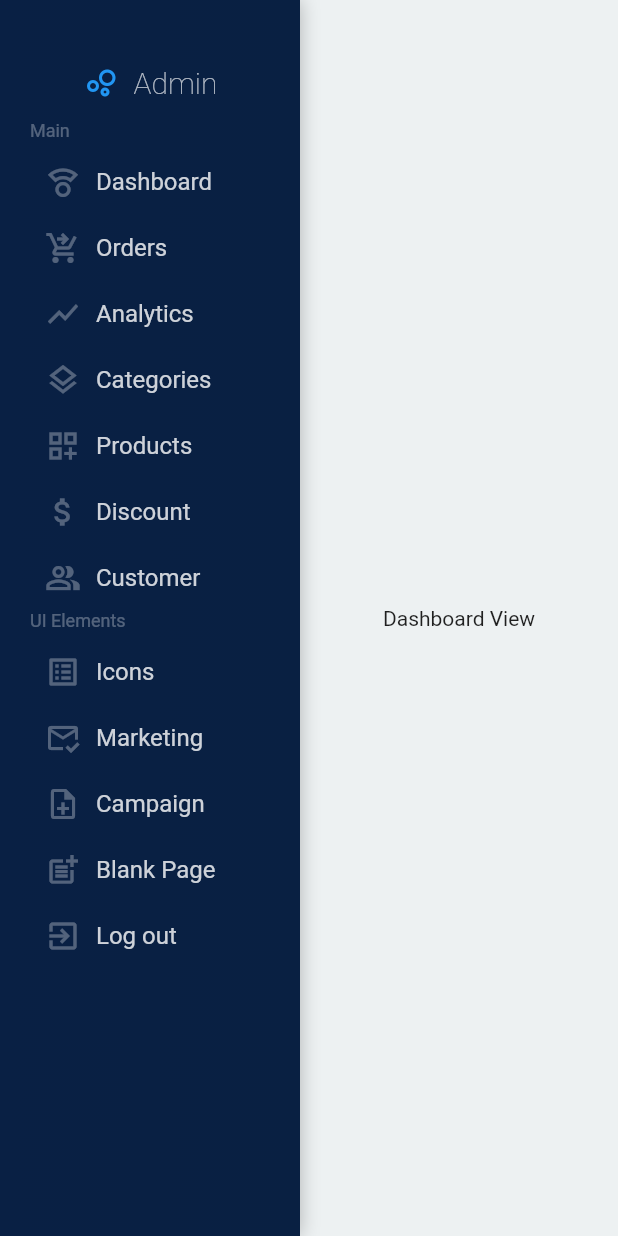
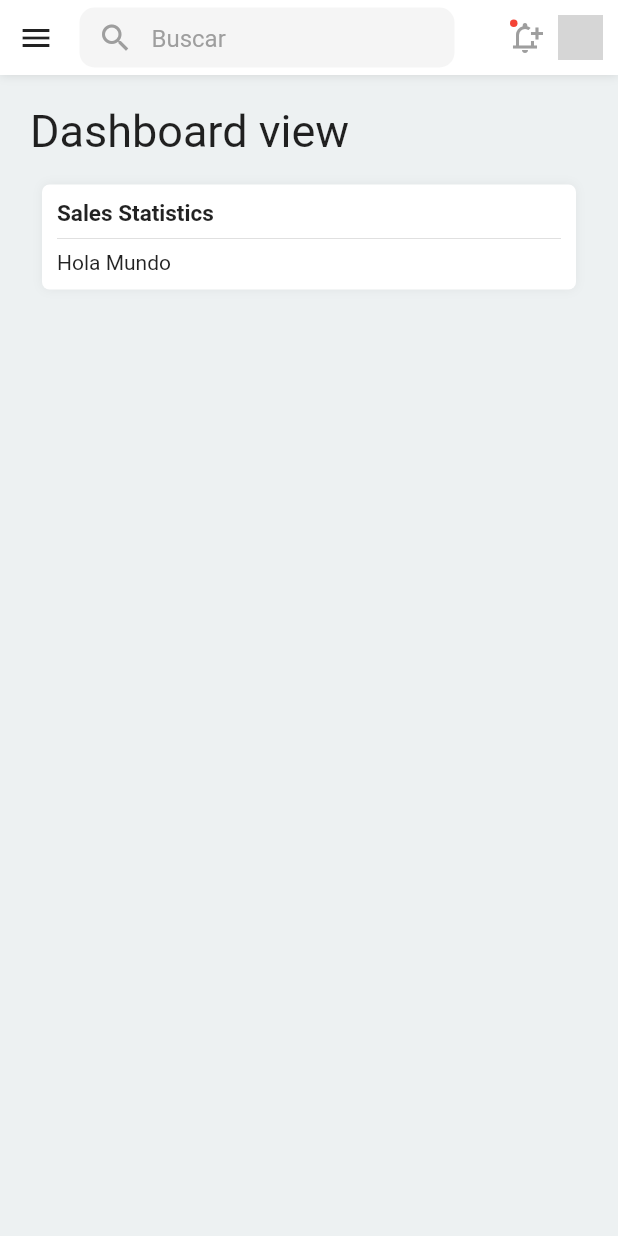
Before and after one commit to DavidRamiroBarragan/flutter-web-course, a Flutter app: the screen it shows after launch, after a tap on "Ingresar", on a phone screen of 412 x 824 dp. Run offline on Flutter 3.47's test engine with Material 2 defaults, Android fonts, the phone set to English and light mode, and no system bars; our stand-ins replace animate_do, email_validator, fluro, get_it, google_fonts, shared_preferences; missing offline and left inert: universal_html; grey boxes are pictures that could not be loaded.

Commit message:
create dashboard

```diff
--- a/admin_dashboard/lib/main.dart
+++ b/admin_dashboard/lib/main.dart
@@ -1,4 +1,5 @@
 import 'package:admin_dashboard/providers/auth.dart';
+import 'package:admin_dashboard/providers/menu.dart';
 import 'package:admin_dashboard/router/router.dart';
 import 'package:admin_dashboard/services/local_storage.dart';
 import 'package:admin_dashboard/services/navigation.dart';
@@ -21,7 +22,8 @@ class AppState extends StatelessWidget {
   Widget build(BuildContext context) {
     return MultiProvider(
       providers: [
-        ChangeNotifierProvider(lazy: false, create: (_) => AuthProvider())
+        ChangeNotifierProvider(lazy: false, create: (_) => AuthProvider()),
+        ChangeNotifierProvider(lazy: false, create: (_) => MenuProvider())
       ],
       child: const MyApp(),
     );
--- /dev/null
+++ b/admin_dashboard/lib/providers/menu.dart
@@ -0,0 +1,42 @@
+import 'package:flutter/material.dart';
+
+class MenuProvider extends ChangeNotifier {
+  static late AnimationController animationController;
+  static bool isOpen = false;
+
+  String _currentPage = '';
+
+  String get currentPage {
+    return _currentPage;
+  }
+
+  void serCurrentPageUrl(String url) {
+    _currentPage = url;
+
+    Future.delayed(const Duration(milliseconds: 100), () {
+      notifyListeners();
+    });
+  }
+
+  static Animation<double> movement = Tween<double>(begin: -250, end: 0)
+      .animate(CurvedAnimation(
+      parent: animationController, curve: Curves.easeInOut));
+
+  static Animation<double> opacity = Tween<double>(begin: 0, end: 1).animate(
+      CurvedAnimation(parent: animationController, curve: Curves.easeInOut));
+
+  static void open() {
+    isOpen = true;
+    animationController.forward();
+  }
+
+  static void close() {
+    isOpen = false;
+    animationController.reverse();
+  }
+
+  static void toggle() {
+    isOpen ? animationController.reverse() : animationController.forward();
+    isOpen = !isOpen;
+  }
+}
--- a/admin_dashboard/lib/router/handlers/dashboard.dart
+++ b/admin_dashboard/lib/router/handlers/dashboard.dart
@@ -1,5 +1,8 @@
 import 'package:admin_dashboard/providers/auth.dart';
+import 'package:admin_dashboard/providers/menu.dart';
+import 'package:admin_dashboard/router/router.dart';
 import 'package:admin_dashboard/ui/views/dashboard.dart';
+import 'package:admin_dashboard/ui/views/icons.dart';
 import 'package:admin_dashboard/ui/views/login.dart';
 import 'package:fluro/fluro.dart';
 import 'package:provider/provider.dart';
@@ -11,7 +14,18 @@ class DashboardHandlers {
     if (authProvider.status == AuthStatus.notAuthenticated) {
       return const LoginView();
     }
-
+    Provider.of<MenuProvider>(context)
+        .serCurrentPageUrl(Flurorouter.dashBoardRouter);
     return const DashboardView();
   });
+  static Handler icons = Handler(handlerFunc: (context, params) {
+    final authProvider = Provider.of<AuthProvider>(context!);
+
+    if (authProvider.status == AuthStatus.notAuthenticated) {
+      return const LoginView();
+    }
+    Provider.of<MenuProvider>(context)
+        .serCurrentPageUrl(Flurorouter.iconsRouter);
+    return const IconsView();
+  });
 }
--- a/admin_dashboard/lib/router/router.dart
+++ b/admin_dashboard/lib/router/router.dart
@@ -10,6 +10,7 @@ class Flurorouter {
   static String loginRouter = '/auth/login';
   static String registerRouter = '/auth/register';
   static String dashBoardRouter = '/dashboard';
+  static String iconsRouter = '/dashboard/icons';
 
   static void configureRouter() {
     router.define(rootRouter, handler: AdminHandlers.login);
@@ -17,7 +18,11 @@ class Flurorouter {
         handler: AdminHandlers.login, transitionType: TransitionType.none);
     router.define(registerRouter,
         handler: AdminHandlers.register, transitionType: TransitionType.none);
-    router.define(dashBoardRouter, handler: DashboardHandlers.dashboard);
+    router.define(dashBoardRouter,
+        handler: DashboardHandlers.dashboard,
+        transitionType: TransitionType.none);
+    router.define(iconsRouter,
+        handler: DashboardHandlers.icons, transitionType: TransitionType.none);
 
     router.notFoundHandler = NotPageFoundHandlers.notPageFound;
   }
--- /dev/null
+++ b/admin_dashboard/lib/ui/cards/white_card.dart
@@ -0,0 +1,40 @@
+import 'package:flutter/material.dart';
+import 'package:google_fonts/google_fonts.dart';
+
+class WhiteCard extends StatelessWidget {
+  String? title;
+  double? width;
+  final Widget child;
+
+  WhiteCard({Key? key, this.title, this.width, required this.child}) : super(key: key);
+
+  @override
+  Widget build(BuildContext context) {
+    return Container(
+      margin: const EdgeInsets.all(8),
+      padding: const EdgeInsets.all(10),
+      decoration: BoxDecoration(
+          color: Colors.white,
+          borderRadius: BorderRadius.circular(5),
+          boxShadow: [
+            BoxShadow(color: Colors.black.withOpacity(0.05), blurRadius: 5)
+          ]),
+      width: width,
+      child: Column(
+        crossAxisAlignment: CrossAxisAlignment.start,
+        children: [
+          if (title != null) ...[
+            FittedBox(
+              fit: BoxFit.contain,
+              child: Text(title!,
+                  style: GoogleFonts.roboto(
+                      fontSize: 15, fontWeight: FontWeight.bold)),
+            ),
+            const Divider()
+          ],
+          child
+        ],
+      ),
+    );
+  }
+}
--- a/admin_dashboard/lib/ui/inputs/custom_inputs.dart
+++ b/admin_dashboard/lib/ui/inputs/custom_inputs.dart
@@ -20,4 +20,18 @@ class CustomInputs {
           ),
           hintStyle: const TextStyle(color: Colors.white),
           labelStyle: const TextStyle(color: Colors.white));
+
+  static InputDecoration searchInputDecoration(
+      {required String hint, required IconData icon}) {
+    return InputDecoration(
+        border: InputBorder.none,
+        enabledBorder: InputBorder.none,
+        hintText: hint,
+        prefixIcon: Icon(
+          icon,
+          color: Colors.grey,
+        ),
+        labelStyle: const TextStyle(color: Colors.grey),
+        hintStyle: const TextStyle(color: Colors.grey));
+  }
 }
--- /dev/null
+++ b/admin_dashboard/lib/ui/labels/custom_labels.dart
@@ -0,0 +1,12 @@
+import 'package:flutter/material.dart';
+import 'package:google_fonts/google_fonts.dart';
+
+class CustomLabels {
+  static TextStyle h1(){
+
+    return GoogleFonts.roboto(
+      fontSize: 30,
+      fontWeight: FontWeight.w400
+    );
+  }
+}
--- a/admin_dashboard/lib/ui/layouts/dashboard/dashboard.dart
+++ b/admin_dashboard/lib/ui/layouts/dashboard/dashboard.dart
@@ -1,23 +1,71 @@
+import 'package:admin_dashboard/providers/menu.dart';
+import 'package:admin_dashboard/ui/shared/navbar.dart';
 import 'package:admin_dashboard/ui/shared/sidebar/sidebar.dart';
 import 'package:flutter/material.dart';
 
-class DashboardLayout extends StatelessWidget {
+class DashboardLayout extends StatefulWidget {
   final Widget child;
 
   const DashboardLayout({Key? key, required this.child}) : super(key: key);
 
   @override
+  State<DashboardLayout> createState() => _DashboardLayoutState();
+}
+
+class _DashboardLayoutState extends State<DashboardLayout>
+    with SingleTickerProviderStateMixin {
+  @override
+  void initState() {
+    super.initState();
+    MenuProvider.animationController = AnimationController(
+        vsync: this, duration: const Duration(microseconds: 250));
+  }
+
+  @override
   Widget build(BuildContext context) {
+    final Size size = MediaQuery.of(context).size;
     return Scaffold(
       backgroundColor: const Color(0xffEDF1F2),
       body: Stack(
         children: [
           Row(
             children: [
-              const Sidebar(),
-              Expanded(child: Container(child: child))
+              if (size.width >= 700) const Sidebar(),
+              Expanded(
+                  child: Column(children: [
+                const Navbar(),
+                Expanded(
+                    child: Padding(
+                        padding: const EdgeInsets.symmetric(
+                            horizontal: 20, vertical: 20),
+                        child: widget.child))
+              ]))
             ],
-          )
+          ),
+          if (size.width < 699)
+            AnimatedBuilder(
+                animation: MenuProvider.animationController,
+                builder: (context, _) => Stack(children: [
+                      if (MenuProvider.isOpen)
+                        AnimatedOpacity(
+                          opacity: MenuProvider.opacity.value,
+                          duration: const Duration(milliseconds: 200),
+                          child: GestureDetector(
+                            onTap: () {
+                              MenuProvider.close();
+                            },
+                            child: Container(
+                              width: size.width,
+                              height: size.height,
+                              color: Colors.black12.withOpacity(0.4),
+                            ),
+                          ),
+                        ),
+                      Transform.translate(
+                        offset: Offset(MenuProvider.movement.value, 0),
+                        child: const Sidebar(),
+                      )
+                    ])),
         ],
       ),
     );
--- /dev/null
+++ b/admin_dashboard/lib/ui/shared/navbar.dart
@@ -0,0 +1,44 @@
+import 'package:admin_dashboard/providers/menu.dart';
+import 'package:admin_dashboard/ui/shared/widgets/navbar_avatar.dart';
+import 'package:admin_dashboard/ui/shared/widgets/notification_indicator.dart';
+import 'package:admin_dashboard/ui/shared/widgets/search_text.dart';
+import 'package:flutter/material.dart';
+
+class Navbar extends StatelessWidget {
+  const Navbar({Key? key}) : super(key: key);
+
+  @override
+  Widget build(BuildContext context) {
+    final size = MediaQuery.of(context).size;
+    return Container(
+      width: double.infinity,
+      height: 50,
+      decoration: const BoxDecoration(
+          color: Colors.white,
+          boxShadow: [BoxShadow(color: Colors.black12, blurRadius: 5)]),
+      child: Row(
+        children: [
+          if (size.width <= 700)
+            IconButton(onPressed: () => MenuProvider.open(), icon: const Icon(Icons.menu_outlined)),
+          const SizedBox(
+            width: 5,
+          ),
+          if (size.width > 400)
+            ConstrainedBox(
+              constraints: const BoxConstraints(maxWidth: 250),
+              child: const SearchText(),
+            ),
+          const Spacer(),
+          const NotificationIndicator(),
+          const SizedBox(
+            width: 10,
+          ),
+          const NavbarAvatar(),
+          const SizedBox(
+            width: 10,
+          ),
+        ],
+      ),
+    );
+  }
+}
--- a/admin_dashboard/lib/ui/shared/sidebar/sidebar.dart
+++ b/admin_dashboard/lib/ui/shared/sidebar/sidebar.dart
@@ -1,13 +1,23 @@
+import 'package:admin_dashboard/providers/menu.dart';
+import 'package:admin_dashboard/router/router.dart';
+import 'package:admin_dashboard/services/navigation.dart';
 import 'package:admin_dashboard/ui/shared/widgets/logo.dart';
 import 'package:admin_dashboard/ui/shared/widgets/menu_item.dart';
 import 'package:admin_dashboard/ui/shared/widgets/text_separator.dart';
 import 'package:flutter/material.dart';
+import 'package:provider/provider.dart';
 
 class Sidebar extends StatelessWidget {
   const Sidebar({Key? key}) : super(key: key);
 
+  void navigateTo(String route) {
+    MenuProvider.close();
+    NavigationService.navigateTo(route);
+  }
+
   @override
   Widget build(BuildContext context) {
+    final menuProvider = Provider.of<MenuProvider>(context);
     return Container(
       decoration: buildBoxDecoration(),
       width: 200,
@@ -23,8 +33,10 @@ class Sidebar extends StatelessWidget {
           MenuItemCustom(
             text: "Dashboard",
             icon: Icons.compass_calibration_outlined,
-            onPress: () {},
-            isActive: false,
+            onPress: () {
+              navigateTo(Flurorouter.dashBoardRouter);
+            },
+            isActive: menuProvider.currentPage == Flurorouter.dashBoardRouter,
           ),
           MenuItemCustom(
             text: "Orders",
@@ -69,8 +81,10 @@ class Sidebar extends StatelessWidget {
           MenuItemCustom(
             text: "Icons",
             icon: Icons.list_alt_outlined,
-            onPress: () {},
-            isActive: false,
+            onPress: () {
+              navigateTo(Flurorouter.iconsRouter);
+            },
+            isActive: menuProvider.currentPage == Flurorouter.iconsRouter,
           ),
           MenuItemCustom(
             text: "Marketing",
@@ -90,6 +104,10 @@ class Sidebar extends StatelessWidget {
             onPress: () {},
             isActive: false,
           ),
+          const SizedBox(
+            width: 30,
+          ),
+          const TextSeparator(text: 'Exit'),
           MenuItemCustom(
             text: "Log out",
             icon: Icons.exit_to_app_outlined,
--- a/admin_dashboard/lib/ui/shared/widgets/menu_item.dart
+++ b/admin_dashboard/lib/ui/shared/widgets/menu_item.dart
@@ -25,7 +25,8 @@ class _MenuItemCustomState extends State<MenuItemCustom> {
   @override
   Widget build(BuildContext context) {
     return AnimatedContainer(
-      duration: const Duration(microseconds: 250),
+
+      duration: const Duration(microseconds: 300),
       color: isHover
           ? Colors.white.withOpacity(0.1)
           : widget.isActive
--- /dev/null
+++ b/admin_dashboard/lib/ui/shared/widgets/navbar_avatar.dart
@@ -0,0 +1,16 @@
+import 'package:flutter/material.dart';
+
+class NavbarAvatar extends StatelessWidget {
+  const NavbarAvatar({Key? key}) : super(key: key);
+
+  @override
+  Widget build(BuildContext context) {
+    return ClipOval(
+      child: Container(
+        child: Image.asset("me.png"),
+        width: 30,
+        height: 30,
+      ),
+    );
+  }
+}
--- /dev/null
+++ b/admin_dashboard/lib/ui/shared/widgets/notification_indicator.dart
@@ -0,0 +1,28 @@
+import 'package:flutter/material.dart';
+
+class NotificationIndicator extends StatelessWidget {
+  const NotificationIndicator({Key? key}) : super(key: key);
+
+  @override
+  Widget build(BuildContext context) {
+    return Container(
+      child: Stack(
+        children: [
+          const Icon(
+            Icons.notification_add_outlined,
+            color: Colors.grey,
+          ),
+          Positioned(
+            left: 2,
+            child: Container(
+              width: 5,
+              height: 5,
+              decoration: BoxDecoration(
+                  color: Colors.red, borderRadius: BorderRadius.circular(100)),
+            ),
+          )
+        ],
+      ),
+    );
+  }
+}
--- /dev/null
+++ b/admin_dashboard/lib/ui/shared/widgets/search_text.dart
@@ -0,0 +1,20 @@
+import 'package:admin_dashboard/ui/inputs/custom_inputs.dart';
+import 'package:flutter/material.dart';
+
+class SearchText extends StatelessWidget {
+  const SearchText({Key? key}) : super(key: key);
+
+  @override
+  Widget build(BuildContext context) {
+    return Container(
+      height: 40,
+      decoration: BoxDecoration(
+          borderRadius: BorderRadius.circular(10),
+          color: Colors.grey.withOpacity(0.1)),
+      child: TextField(
+        decoration: CustomInputs.searchInputDecoration(
+            hint: 'Buscar', icon: Icons.search_outlined),
+      ),
+    );
+  }
+}
--- /dev/null
+++ b/admin_dashboard/lib/ui/views/blank_view.dart
@@ -0,0 +1,26 @@
+import 'package:admin_dashboard/ui/cards/white_card.dart';
+import 'package:admin_dashboard/ui/labels/custom_labels.dart';
+import 'package:flutter/material.dart';
+
+class BlankView extends StatelessWidget {
+  const BlankView({Key? key}) : super(key: key);
+
+  @override
+  Widget build(BuildContext context) {
+    return ListView(
+      physics: const ClampingScrollPhysics(),
+      children: [
+        Text(
+          "Blank view",
+          style: CustomLabels.h1(),
+        ),
+        const SizedBox( height: 10,),
+
+        WhiteCard(
+            title: "Sales Statistics",
+            child: const Text("Hola Mundo")
+        )
+      ],
+    );
+  }
+}
--- a/admin_dashboard/lib/ui/views/dashboard.dart
+++ b/admin_dashboard/lib/ui/views/dashboard.dart
@@ -1,5 +1,6 @@
+import 'package:admin_dashboard/ui/cards/white_card.dart';
+import 'package:admin_dashboard/ui/labels/custom_labels.dart';
 import 'package:flutter/material.dart';
-
 
 class DashboardView extends StatelessWidget {
   const DashboardView({Key? key}) : super(key: key);
@@ -7,7 +8,21 @@ class DashboardView extends StatelessWidget {
   @override
   Widget build(BuildContext context) {
     return Center(
-      child: Text("Dashboard View"),
+      child: ListView(
+        physics: const ClampingScrollPhysics(),
+        children: [
+          Text(
+            "Dashboard view",
+            style: CustomLabels.h1(),
+          ),
+          const SizedBox( height: 10,),
+
+          WhiteCard(
+            title: "Sales Statistics",
+            child: const Text("Hola Mundo")
+          )
+        ],
+      ),
     );
   }
 }
--- /dev/null
+++ b/admin_dashboard/lib/ui/views/icons.dart
@@ -0,0 +1,59 @@
+import 'package:admin_dashboard/ui/cards/white_card.dart';
+import 'package:admin_dashboard/ui/labels/custom_labels.dart';
+import 'package:flutter/material.dart';
+
+class IconsView extends StatelessWidget {
+  const IconsView({Key? key}) : super(key: key);
+
+  @override
+  Widget build(BuildContext context) {
+    return ListView(
+      physics: const ClampingScrollPhysics(),
+      children: [
+        Text(
+          "Icons view",
+          style: CustomLabels.h1(),
+        ),
+        const SizedBox(
+          height: 10,
+        ),
+        Wrap(
+          crossAxisAlignment: WrapCrossAlignment.start,
+          direction: Axis.horizontal,
+          children: [
+            WhiteCard(
+                title: "ac_unit_outlined",
+                width: 170,
+                child: const Center(
+                  child: Icon(Icons.ac_unit_outlined),
+                )),
+            WhiteCard(
+                title: "access_alarm_outlined",
+                width: 170,
+                child: const Center(
+                  child: Icon(Icons.access_alarm_outlined),
+                )),
+            WhiteCard(
+                title: "abc_outline",
+                width: 170,
+                child: const Center(
+                  child: Icon(Icons.abc_outlined),
+                )),
+            WhiteCard(
+                title: "account_circle_outlined",
+                width: 170,
+                child: const Center(
+                  child: Icon(Icons.account_circle_outlined),
+                )),
+            WhiteCard(
+                title: "access_alarm_outlined",
+                width: 170,
+                child: const Center(
+                  child: Icon(Icons.access_alarm_outlined),
+                )),
+          ],
+        )
+      ],
+    );
+  }
+}
```
Also changed, not shown: admin_dashboard/assets/me.png (added).
